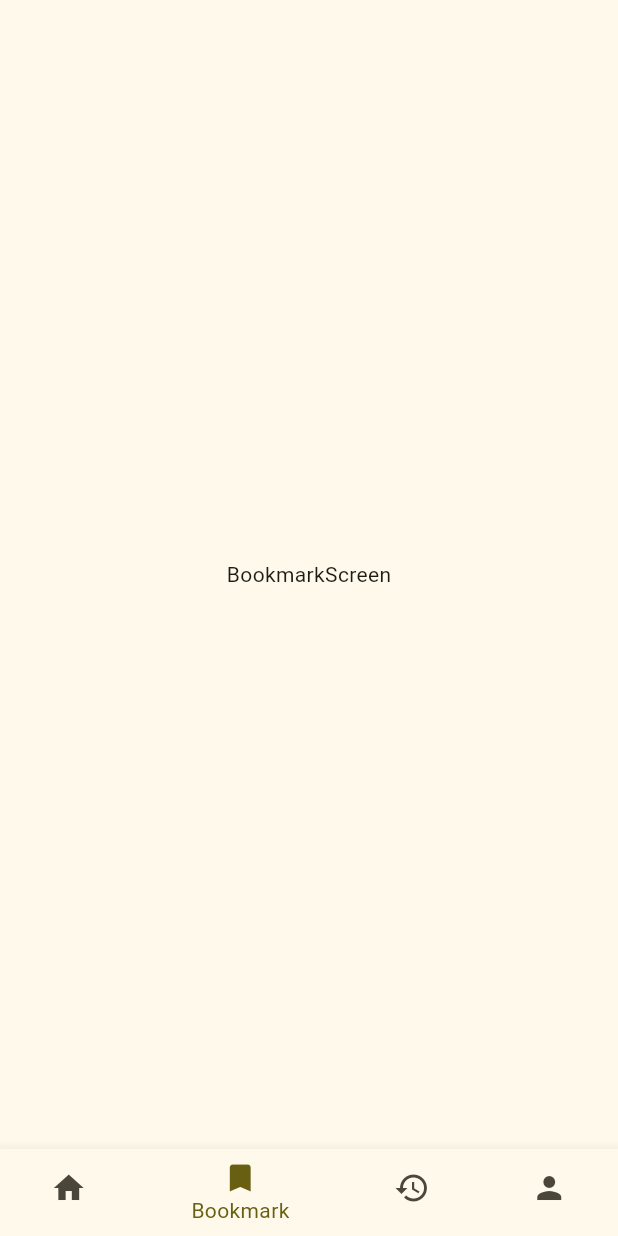
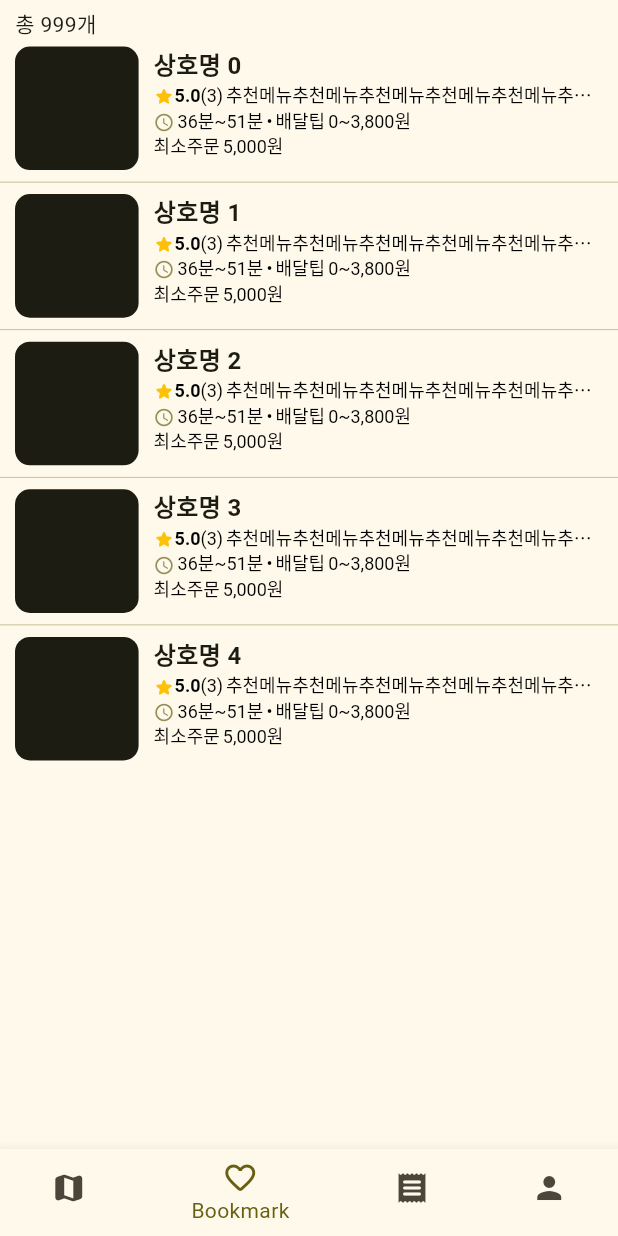
Before and after one commit to justddan/Angel_Eats_Test, a Flutter app: the screen it shows after launch, item 2 of the bottom bar chosen, on a phone screen of 412 x 824 dp. Run offline on Flutter 3.47's test engine with Material 3 defaults, Android fonts, the phone set to English and light mode, and no system bars; our stand-ins replace geolocator, go_router; missing offline and left inert: flutter_naver_map.

Commit message:
찜하기 페이지 퍼블리시

```diff
--- a/lib/common/widgets/main_navigation/main_navigation_screen.dart
+++ b/lib/common/widgets/main_navigation/main_navigation_screen.dart
@@ -2,7 +2,6 @@ import 'package:angel_eats_test/features/bookmark/views/bookmark_screen.dart';
 import 'package:angel_eats_test/features/history/views/history_screen.dart';
 import 'package:angel_eats_test/features/home/views/home_screen.dart';
 import 'package:angel_eats_test/features/user/views/mypage_screen.dart';
-import 'package:angel_eats_test/utils.dart';
 import 'package:flutter/material.dart';
 
 class MainNavigationScreen extends StatefulWidget {
@@ -39,10 +38,18 @@ class _MainNavigationScreenState extends State<MainNavigationScreen> {
   }
 
   void _onTap(int index) {
-    FocusScope.of(context).unfocus();
     setState(() {
       _selectedIndex = index;
     });
+    // 팝업 시도
+    // switch (index) {
+    //   case 1:
+    //     context.pushNamed(BookmarkScreen.routeName);
+    //     break;
+    //   case 2:
+    //     context.pushNamed(HistoryScreen.routeName);
+    //     break;
+    // }
   }
 
   @override
@@ -80,15 +87,15 @@ class _MainNavigationScreenState extends State<MainNavigationScreen> {
         bottomNavigationBar: BottomNavigationBar(
           items: const <BottomNavigationBarItem>[
             BottomNavigationBarItem(
-              icon: Icon(Icons.home),
+              icon: Icon(Icons.map_rounded),
               label: 'Home',
             ),
             BottomNavigationBarItem(
-              icon: Icon(Icons.bookmark),
+              icon: Icon(Icons.favorite_border_rounded),
               label: 'Bookmark',
             ),
             BottomNavigationBarItem(
-              icon: Icon(Icons.history),
+              icon: Icon(Icons.receipt_rounded),
               label: 'History',
             ),
             BottomNavigationBarItem(
--- a/lib/features/bookmark/views/bookmark_screen.dart
+++ b/lib/features/bookmark/views/bookmark_screen.dart
@@ -1,13 +1,53 @@
+import 'package:angel_eats_test/features/bookmark/views/widgets/bookmark_list_item.dart';
 import 'package:flutter/material.dart';
 
 class BookmarkScreen extends StatelessWidget {
+  static String routeName = "bookmark";
+  static String routeURL = "/bookmark";
+
   const BookmarkScreen({super.key});
 
   @override
   Widget build(BuildContext context) {
-    return const Scaffold(
-      body: Center(
-        child: Text("BookmarkScreen"),
+    final colorScheme = Theme.of(context).colorScheme;
+
+    return Scaffold(
+      body: SafeArea(
+        child: SingleChildScrollView(
+          child: Column(
+            crossAxisAlignment: CrossAxisAlignment.stretch,
+            children: [
+              const Padding(
+                padding: EdgeInsets.symmetric(vertical: 5, horizontal: 10),
+                child: Text(
+                  "총 999개",
+                ),
+              ),
+              ListView.separated(
+                shrinkWrap: true,
+                physics: const NeverScrollableScrollPhysics(),
+                itemBuilder: (context, index) {
+                  return BookmarkListItem(
+                    storeName: "상호명 $index",
+                    reviewPoint: "5.0",
+                    reviewCount: "3",
+                    recommendMenu: "추천메뉴추천메뉴추천메뉴추천메뉴추천메뉴추천메뉴추천메뉴추천메뉴추천메뉴",
+                    deliveryTime: "36분~51분",
+                    deliveryTip: "0~3,800원",
+                    minimumPrice: "5,000원",
+                  );
+                },
+                separatorBuilder: (context, index) {
+                  return Divider(
+                    color: colorScheme.primary.withOpacity(.5),
+                    thickness: 0.5,
+                  );
+                },
+                itemCount: 5,
+              )
+            ],
+          ),
+        ),
       ),
     );
   }
--- /dev/null
+++ b/lib/features/bookmark/views/widgets/bookmark_list_item.dart
@@ -0,0 +1,164 @@
+import 'package:angel_eats_test/constants/gaps.dart';
+import 'package:flutter/material.dart';
+
+class BookmarkListItem extends StatelessWidget {
+  const BookmarkListItem({
+    super.key,
+    required this.storeName,
+    required this.reviewPoint,
+    required this.reviewCount,
+    required this.recommendMenu,
+    required this.deliveryTime,
+    required this.deliveryTip,
+    required this.minimumPrice,
+  });
+
+  final String storeName;
+  final String reviewPoint;
+  final String reviewCount;
+  final String recommendMenu;
+  final String deliveryTime;
+  final String deliveryTip;
+  final String minimumPrice;
+
+  @override
+  Widget build(BuildContext context) {
+    final colorScheme = Theme.of(context).colorScheme;
+    return Padding(
+      padding: const EdgeInsets.symmetric(horizontal: 10),
+      child: Row(
+        crossAxisAlignment: CrossAxisAlignment.start,
+        children: [
+          SizedBox(
+            width: MediaQuery.of(context).size.width * 0.2,
+            child: AspectRatio(
+              aspectRatio: 1,
+              child: Container(
+                decoration: BoxDecoration(
+                  color: colorScheme.onSurface,
+                  borderRadius: const BorderRadius.all(
+                    Radius.circular(10),
+                  ),
+                ),
+              ),
+            ),
+          ),
+          Gaps.h10,
+          Expanded(
+            child: Column(
+              crossAxisAlignment: CrossAxisAlignment.start,
+              children: [
+                Text(
+                  storeName,
+                  style: const TextStyle(
+                    fontWeight: FontWeight.bold,
+                    fontSize: 16,
+                  ),
+                ),
+                Gaps.v2,
+                Row(
+                  children: [
+                    const Icon(
+                      Icons.star_rounded,
+                      size: 14,
+                      color: Colors.amber,
+                    ),
+                    Flexible(
+                      child: RichText(
+                        overflow: TextOverflow.ellipsis,
+                        maxLines: 1,
+                        text: TextSpan(
+                          style: const TextStyle(
+                            fontSize: 12,
+                            height: 14.52 / 12,
+                            color: Colors.black,
+                          ),
+                          children: [
+                            TextSpan(
+                              text: reviewPoint,
+                              style: const TextStyle(
+                                fontWeight: FontWeight.bold,
+                              ),
+                            ),
+                            TextSpan(
+                              text: "($reviewCount)",
+                            ),
+                            const WidgetSpan(child: Gaps.h2),
+                            TextSpan(
+                              text: recommendMenu,
+                            ),
+                          ],
+                        ),
+                      ),
+                    ),
+                  ],
+                ),
+                Gaps.v2,
+                Row(
+                  children: [
+                    Icon(
+                      Icons.access_time_rounded,
+                      size: 14,
+                      color: colorScheme.primary.withOpacity(.7),
+                    ),
+                    Gaps.h2,
+                    Flexible(
+                      child: RichText(
+                        overflow: TextOverflow.ellipsis,
+                        maxLines: 1,
+                        text: TextSpan(
+                          style: const TextStyle(
+                            fontSize: 12,
+                            height: 14.52 / 12,
+                            color: Colors.black,
+                          ),
+                          children: [
+                            TextSpan(
+                              text: deliveryTime,
+                            ),
+                            const WidgetSpan(child: Gaps.h2),
+                            const TextSpan(
+                              text: "•",
+                            ),
+                            const WidgetSpan(child: Gaps.h2),
+                            const TextSpan(
+                              text: "배달팁",
+                            ),
+                            const WidgetSpan(child: Gaps.h2),
+                            TextSpan(
+                              text: deliveryTip,
+                            ),
+                          ],
+                        ),
+                      ),
+                    ),
+                  ],
+                ),
+                Gaps.v2,
+                RichText(
+                  overflow: TextOverflow.ellipsis,
+                  text: TextSpan(
+                    style: const TextStyle(
+                      fontSize: 12,
+                      height: 14.52 / 12,
+                      color: Colors.black,
+                    ),
+                    children: [
+                      const TextSpan(
+                        text: "최소주문",
+                      ),
+                      const WidgetSpan(child: Gaps.h2),
+                      TextSpan(
+                        text: minimumPrice,
+                      ),
+                    ],
+                  ),
+                ),
+              ],
+            ),
+          )
+        ],
+      ),
+    );
+  }
+}
--- a/lib/features/history/views/history_screen.dart
+++ b/lib/features/history/views/history_screen.dart
@@ -1,6 +1,9 @@
 import 'package:flutter/material.dart';
 
 class HistoryScreen extends StatelessWidget {
+  static String routeName = "history";
+  static String routeURL = "/history";
+
   const HistoryScreen({super.key});
 
   @override
--- a/lib/features/home/views/home_screen.dart
+++ b/lib/features/home/views/home_screen.dart
@@ -8,8 +8,6 @@ import 'package:geolocator/geolocator.dart';
 import 'package:go_router/go_router.dart';
 
 class HomeScreen extends StatefulWidget {
-  static String routeName = "search";
-  static String routeURL = "search";
   const HomeScreen({super.key});
 
   @override
```
Also changed, not shown: lib/router.dart (+9 -1 lines).
